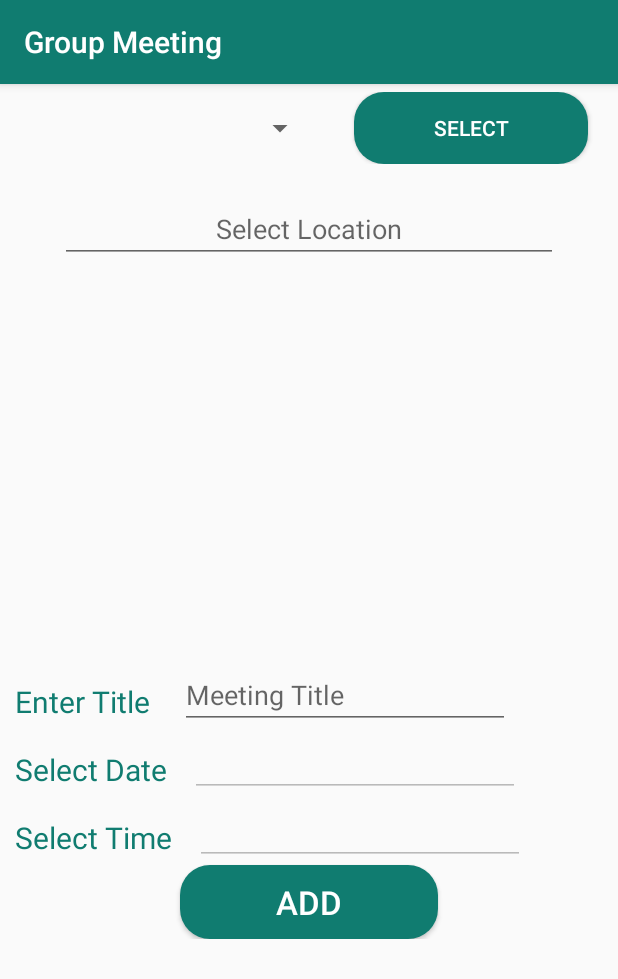
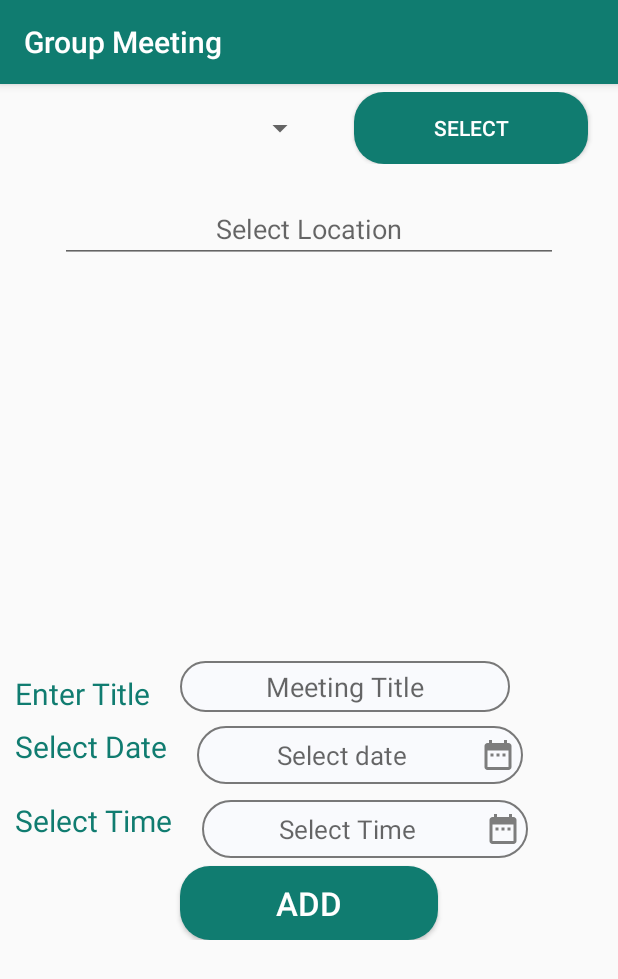
Before and after one commit to tech-deets/LocationTracker, an Android app: the GroupMeetingActivity screen opened directly, with no data from a screen before it, on a phone screen of 412 x 824 dp. Shown: the top 979 px of the screen. Run offline under Robolectric (Android 15) with nearby library versions, the phone set to English and light mode, and no system bars.

Commit message:
design GROUP MEETING

```diff
--- a/app/src/main/res/layout/activity_group_meeting.xml
+++ b/app/src/main/res/layout/activity_group_meeting.xml
@@ -88,8 +88,11 @@
             android:layout_width="220dp"
             android:layout_height="wrap_content"
             android:hint="Meeting Title"
-            android:layout_marginLeft="10dp"/>
+            android:gravity="center"
+            android:layout_marginLeft="10dp"
+            android:background="@drawable/edittext_disable_theme"/>
     </LinearLayout>
+
     <LinearLayout
         android:layout_width="match_parent"
         android:layout_height="wrap_content"
@@ -103,13 +106,36 @@
             android:layout_marginVertical="5dp"
             android:layout_marginHorizontal="10dp"
             />
-        <EditText
-            android:layout_width="220dp"
+
+        <LinearLayout
+            android:layout_width="wrap_content"
             android:layout_height="wrap_content"
-            android:enabled="false"
+            android:layout_gravity="center"
+            android:layout_marginHorizontal="10dp"
+            android:layout_marginVertical="5dp"
+            android:background="@drawable/edittext_disable_theme"
+            android:orientation="horizontal">
+            <TextView
+                android:layout_width="180dp"
+                android:layout_height="25dp"
+                android:textSize="17sp"
+                android:hint="Select date"
+                android:gravity="center"
+                android:layout_marginVertical="2dp"
+                android:layout_marginHorizontal="2dp"
+                android:background="#f9fafd"
+                android:textColor="#333"
+                android:layout_gravity="center"
+                />
+            <ImageView
+                android:layout_width="wrap_content"
+                android:layout_height="wrap_content"
+                android:src="@drawable/date_picker_icon"
+                android:layout_gravity="center"
+                />
+        </LinearLayout>
+    </LinearLayout>
 
-            android:layout_marginHorizontal="5dp"/>
-    </LinearLayout>
     <LinearLayout
         android:layout_width="match_parent"
         android:layout_height="wrap_content"
@@ -123,11 +149,34 @@
             android:layout_marginVertical="5dp"
             android:layout_marginHorizontal="10dp"
             />
-        <EditText
-            android:layout_width="220dp"
+        <LinearLayout
+            android:layout_width="wrap_content"
             android:layout_height="wrap_content"
-            android:enabled="false"
-            android:layout_marginHorizontal="5dp"/>
+            android:layout_gravity="center"
+            android:layout_marginHorizontal="10dp"
+            android:layout_marginVertical="5dp"
+            android:background="@drawable/edittext_disable_theme"
+            android:orientation="horizontal">
+            <TextView
+                android:layout_width="180dp"
+                android:layout_height="25dp"
+                android:textSize="17sp"
+                android:hint="Select Time"
+                android:gravity="center"
+                android:layout_marginVertical="2dp"
+                android:layout_marginHorizontal="2dp"
+                android:background="#f9fafd"
+                android:textColor="#333"
+                android:layout_gravity="center"
+                />
+            <ImageView
+                android:layout_width="wrap_content"
+                android:layout_height="wrap_content"
+                android:src="@drawable/date_picker_icon"
+                android:layout_gravity="center"
+                />
+
+        </LinearLayout>
     </LinearLayout>
 
     <Button
```
